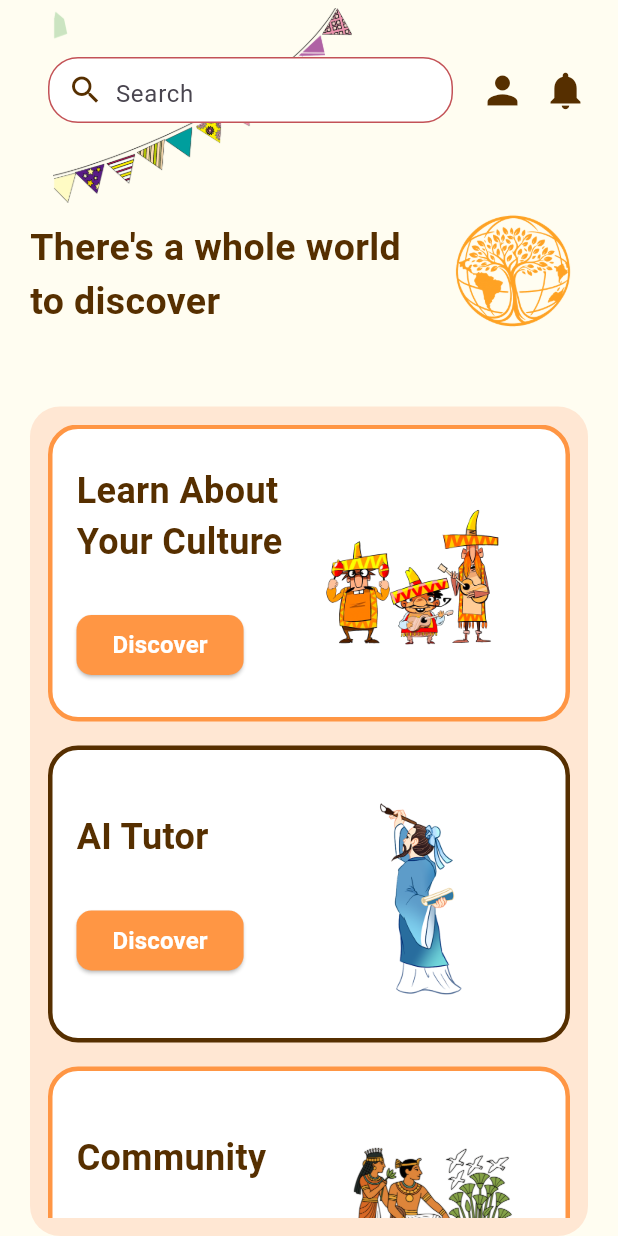
After one commit to Aduradu-Chinazom/GeoLore, a Flutter app: the HomePage screen opened by its route, on a phone screen of 412 x 824 dp. The commit adds this screen. Run offline on Flutter 3.47's test engine with Material 3 defaults, Android fonts, the phone set to English and light mode, and no system bars; our stand-ins replace firebase_core, flutter_signin_button; accounts and stored records are empty.

Commit message:
homepage done

```diff
--- /dev/null
+++ b/lib/home.dart
@@ -0,0 +1,214 @@
+import 'package:flutter/material.dart';
+
+class HomePage extends StatelessWidget {
+  const HomePage({super.key});
+
+  @override
+  Widget build(BuildContext context) {
+    return Scaffold(
+      backgroundColor: Color(0xFFFFFDF1),
+      body: SafeArea(
+        child: Padding(
+          padding: const EdgeInsets.symmetric(horizontal: 20.0),
+          child: Column(
+            crossAxisAlignment: CrossAxisAlignment.start,
+            children: [
+              const SizedBox(height: 25),
+
+              // Search bar
+              Row(
+                crossAxisAlignment: CrossAxisAlignment.center,
+                children: [
+                  Expanded(
+                    child: SizedBox(
+                      height: 70,
+                      child: Stack(
+                        clipBehavior: Clip.none,
+                        children: [
+                          Positioned(
+                            left: 0,
+                            top: -20,
+                            child: Image.asset(
+                              'assets/string_flags.png',
+                              width: 230,
+                              height: 130,
+                            ),
+                          ),
+
+                          Align(
+                            alignment: Alignment.centerLeft,
+                            child: Row(
+                              children: [
+                                Expanded(
+                                  child: Container(
+                                    height: 44,
+                                    margin: const EdgeInsets.only(left: 12),
+                                    padding: const EdgeInsets.symmetric(
+                                      horizontal: 12,
+                                    ),
+                                    decoration: BoxDecoration(
+                                      color: Colors.white,
+                                      borderRadius: BorderRadius.circular(20),
+                                      border: Border.all(
+                                        color: Color(0xFFC35257),
+                                      ),
+                                    ),
+                                    child: Row(
+                                      children: [
+                                        const Icon(
+                                          Icons.search,
+                                          color: Color(0xFF562F00),
+                                        ),
+                                        const SizedBox(width: 8),
+                                        const Expanded(
+                                          child: TextField(
+                                            decoration: InputDecoration(
+                                              border: InputBorder.none,
+                                              hintText: "Search",
+                                            ),
+                                          ),
+                                        ),
+                                      ],
+                                    ),
+                                  ),
+                                ),
+                              ],
+                            ),
+                          ),
+                        ],
+                      ),
+                    ),
+                  ),
+
+                  const SizedBox(width: 18),
+                  const Icon(Icons.person, size: 30, color: Color(0xFF562F00)),
+                  const SizedBox(width: 12),
+                  const Icon(
+                    Icons.notifications,
+                    size: 30,
+                    color: Color(0xFF562F00),
+                  ),
+                ],
+              ),
+              const SizedBox(height: 8),
+
+              // Header
+              Row(
+                children: [
+                  const Expanded(
+                    child: Text(
+                      "There's a whole world to discover",
+                      style: TextStyle(
+                        fontSize: 25,
+                        fontWeight: FontWeight.bold,
+                        color: Color(0xFF562F00),
+                      ),
+                    ),
+                  ),
+                  const SizedBox(width: 6),
+                  Image.asset('assets/logo.png', width: 100, height: 160),
+                ],
+              ),
+
+              const SizedBox(height: 8),
+
+              //  ORANGE BACKGROUND SECTION
+              Expanded(
+                child: Container(
+                  padding: const EdgeInsets.all(12),
+                  decoration: BoxDecoration(
+                    color: const Color(0xFFFFE7D3),
+                    borderRadius: BorderRadius.circular(20),
+                  ),
+                  child: ListView(
+                    children: [
+                      _buildCard(
+                        title: 'Learn About Your Culture',
+                        image: const AssetImage('assets/culture.png'),
+                        borderColor: Color(0xFFFF9644),
+                      ),
+                      const SizedBox(height: 16),
+                      _buildCard(
+                        title: 'AI Tutor',
+                        image: const AssetImage('assets/ai_tutor.png'),
+                        borderColor: Color(0xFF562F00),
+                      ),
+                      const SizedBox(height: 16),
+                      _buildCard(
+                        title: 'Community',
+                        image: const AssetImage('assets/community.png'),
+                        borderColor: Color(0xFFFF9644),
+                      ),
+                      const SizedBox(height: 16),
+                      _buildCard(
+                        title: 'Events',
+                        image: const AssetImage('assets/event.png'),
+                        borderColor: Color(0xFF562F00),
+                      ),
+                    ],
+                  ),
+                ),
+              ),
+            ],
+          ),
+        ),
+      ),
+    );
+  }
+
+  Widget _buildCard({
+    required String title,
+    required ImageProvider image,
+    required Color borderColor,
+  }) {
+    return Container(
+      padding: const EdgeInsets.all(16),
+      decoration: BoxDecoration(
+        color: Colors.white,
+        borderRadius: BorderRadius.circular(20),
+        border: Border.all(color: borderColor, width: 3),
+      ),
+      child: Row(
+        children: [
+          // LEFT SIDE (TEXT + BUTTON)
+          Expanded(
+            child: Column(
+              crossAxisAlignment: CrossAxisAlignment.start,
+              children: [
+                Text(
+                  title,
+                  style: const TextStyle(
+                    fontSize: 24,
+                    fontWeight: FontWeight.bold,
+                    color: Color(0xFF562F00),
+                  ),
+                ),
+                const SizedBox(height: 28),
+                ElevatedButton(
+                  onPressed: () {},
+                  style: ElevatedButton.styleFrom(
+                    backgroundColor: Color(0xFFFF9644),
+                    shape: RoundedRectangleBorder(
+                      borderRadius: BorderRadius.circular(10),
+                    ),
+                  ),
+                  child: const Text(
+                    'Discover',
+                    style: TextStyle(
+                      color: Colors.white,
+                      fontWeight: FontWeight.bold,
+                      fontSize: 16,
+                    ),
+                  ),
+                ),
+              ],
+            ),
+          ),
+
+          // RIGHT SIDE (IMAGE)
+          Image(image: image, width: 160, height: 160),
+        ],
+      ),
+    );
+  }
+}
--- a/lib/main.dart
+++ b/lib/main.dart
@@ -6,6 +6,7 @@ import 'register_page.dart';
 import 'login_page.dart';
 import 'welcome_page.dart';
 import 'origin_page.dart';
+import 'home.dart';
 
 void main() async {
   WidgetsFlutterBinding.ensureInitialized();
@@ -31,6 +32,7 @@ class MyApp extends StatelessWidget {
         '/register': (context) => const RegisterPage(),
         '/welcome': (context) => const WelcomePage(),
         '/origin': (context) => const OriginPage(),
+        '/home': (context) => const HomePage(),
       },
     );
   }
```
Also changed, not shown: lib/login_page.dart (+68 -23 lines), lib/register_page.dart (+4 -3 lines), lib/your_culture.dart (added, +168 -0 lines), pubspec.yaml (+7 -0 lines), assets/ai_tutor.png (added), assets/community.png (added), assets/culture.png (added), assets/event.png (added), assets/flag.png (added), assets/string_flags.png (added).
